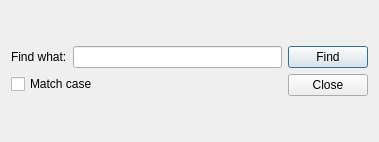
Gioelio/sparse_matrix, file Qt/find_dialog.ui: the form before one commit.
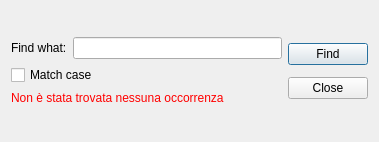
The form after the commit.

Diff of the .ui file:
```diff
--- a/Qt/find_dialog.ui
+++ b/Qt/find_dialog.ui
@@ -59,6 +59,137 @@
            </property>
           </widget>
          </item>
+         <item>
+          <widget class="QLabel" name="err_label">
+           <property name="enabled">
+            <bool>true</bool>
+           </property>
+           <property name="palette">
+            <palette>
+             <active>
+              <colorrole role="WindowText">
+               <brush brushstyle="SolidPattern">
+                <color alpha="255">
+                 <red>255</red>
+                 <green>0</green>
+                 <blue>0</blue>
+                </color>
+               </brush>
+              </colorrole>
+              <colorrole role="Text">
+               <brush brushstyle="SolidPattern">
+                <color alpha="255">
+                 <red>255</red>
+                 <green>0</green>
+                 <blue>0</blue>
+                </color>
+               </brush>
+              </colorrole>
+              <colorrole role="ButtonText">
+               <brush brushstyle="SolidPattern">
+                <color alpha="255">
+                 <red>255</red>
+                 <green>0</green>
+                 <blue>0</blue>
+                </color>
+               </brush>
+              </colorrole>
+              <colorrole role="PlaceholderText">
+               <brush brushstyle="SolidPattern">
+                <color alpha="128">
+                 <red>255</red>
+                 <green>38</green>
+                 <blue>0</blue>
+                </color>
+               </brush>
+              </colorrole>
+             </active>
+             <inactive>
+              <colorrole role="WindowText">
+               <brush brushstyle="SolidPattern">
+                <color alpha="255">
+                 <red>255</red>
+                 <green>0</green>
+                 <blue>0</blue>
+                </color>
+               </brush>
+              </colorrole>
+              <colorrole role="Text">
+               <brush brushstyle="SolidPattern">
+                <color alpha="255">
+                 <red>255</red>
+                 <green>0</green>
+                 <blue>0</blue>
+                </color>
+               </brush>
+              </colorrole>
+              <colorrole role="ButtonText">
+               <brush brushstyle="SolidPattern">
+                <color alpha="255">
+                 <red>255</red>
+                 <green>0</green>
+                 <blue>0</blue>
+                </color>
+               </brush>
+              </colorrole>
+              <colorrole role="PlaceholderText">
+               <brush brushstyle="SolidPattern">
+                <color alpha="128">
+                 <red>255</red>
+                 <green>38</green>
+                 <blue>0</blue>
+                </color>
+               </brush>
+              </colorrole>
+             </inactive>
+             <disabled>
+              <colorrole role="WindowText">
+               <brush brushstyle="SolidPattern">
+                <color alpha="255">
+                 <red>255</red>
+                 <green>0</green>
+                 <blue>0</blue>
+                </color>
+               </brush>
+              </colorrole>
+              <colorrole role="Text">
+               <brush brushstyle="SolidPattern">
+                <color alpha="255">
+                 <red>255</red>
+                 <green>0</green>
+                 <blue>0</blue>
+                </color>
+               </brush>
+              </colorrole>
+              <colorrole role="ButtonText">
+               <brush brushstyle="SolidPattern">
+                <color alpha="255">
+                 <red>255</red>
+                 <green>0</green>
+                 <blue>0</blue>
+                </color>
+               </brush>
+              </colorrole>
+              <colorrole role="PlaceholderText">
+               <brush brushstyle="SolidPattern">
+                <color alpha="128">
+                 <red>255</red>
+                 <green>255</green>
+                 <blue>255</blue>
+                </color>
+               </brush>
+              </colorrole>
+             </disabled>
+            </palette>
+           </property>
+           <property name="styleSheet">
+            <string notr="true">color: red;</string>
+           </property>
+           <property name="text">
+            <string>Non è stata trovata nessuna occorrenza</string>
+           </property>
+          </widget>
+         </item>
         </layout>
        </item>
       </layout>
```
